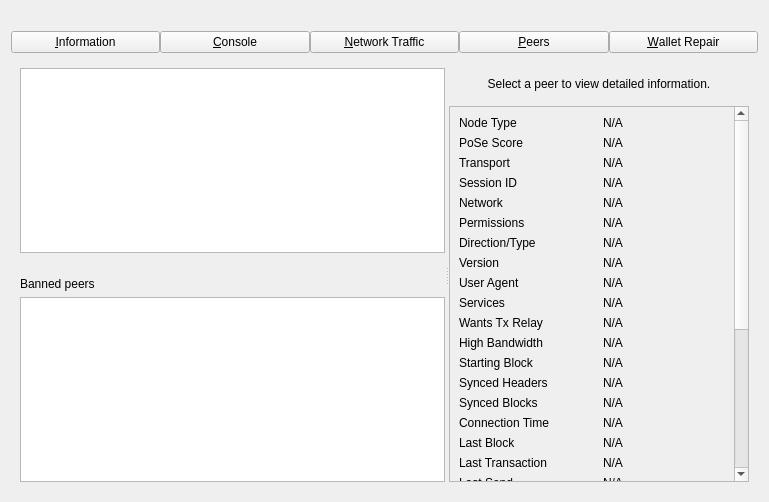
Before: the Qt Designer form src/qt/forms/debugwindow.ui in gogryphon/gryphoonmoon, drawn with Qt 5.
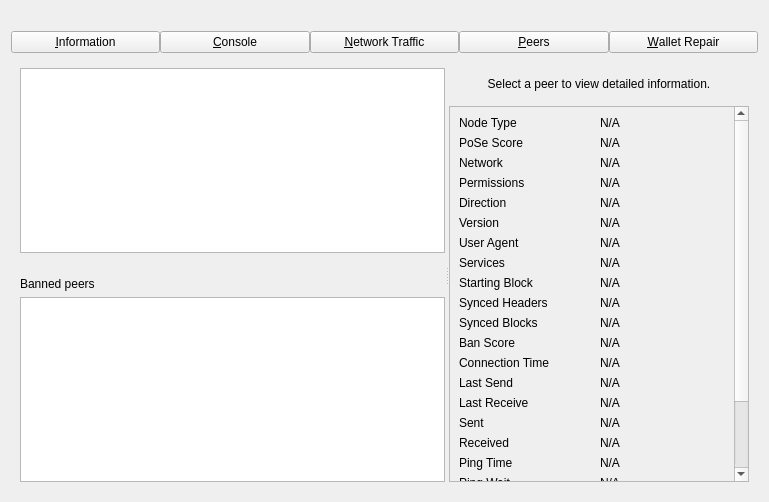
After: the same form once the commit is applied. The open tabs and pages were chosen to show the change. Custom widgets are drawn as their Qt base class.

The edit to the form file:
```diff
--- a/src/qt/forms/debugwindow.ui
+++ b/src/qt/forms/debugwindow.ui
@@ -977,58 +977,6 @@
                 </widget>
                </item>
                <item row="2" column="0">
-                <widget class="QLabel" name="peerTransportTypeLabel">
-                 <property name="toolTip">
-                  <string>The transport layer version: %1</string>
-                 </property>
-                 <property name="text">
-                  <string>Transport</string>
-                 </property>
-                </widget>
-               </item>
-               <item row="2" column="2">
-                <widget class="QLabel" name="peerTransportType">
-                 <property name="cursor">
-                  <cursorShape>IBeamCursor</cursorShape>
-                 </property>
-                 <property name="text">
-                  <string>N/A</string>
-                 </property>
-                 <property name="textFormat">
-                  <enum>Qt::PlainText</enum>
-                 </property>
-                 <property name="textInteractionFlags">
-                  <set>Qt::LinksAccessibleByMouse|Qt::TextSelectableByKeyboard|Qt::TextSelectableByMouse</set>
-                 </property>
-                </widget>
-               </item>
-               <item row="3" column="0">
-                <widget class="QLabel" name="peerSessionIdLabel">
-                 <property name="toolTip">
-                  <string>The BIP324 session ID string in hex.</string>
-                 </property>
-                 <property name="text">
-                  <string>Session ID</string>
-                 </property>
-                </widget>
-               </item>
-               <item row="3" column="2">
-                <widget class="QLabel" name="peerSessionId">
-                 <property name="cursor">
-                  <cursorShape>IBeamCursor</cursorShape>
-                 </property>
-                 <property name="text">
-                  <string>N/A</string>
-                 </property>
-                 <property name="textFormat">
-                  <enum>Qt::PlainText</enum>
-                 </property>
-                 <property name="textInteractionFlags">
-                  <set>Qt::LinksAccessibleByMouse|Qt::TextSelectableByKeyboard|Qt::TextSelectableByMouse</set>
-                 </property>
-                </widget>
-               </item>
-               <item row="4" column="0">
                 <widget class="QLabel" name="peerNetworkLabel">
                  <property name="toolTip">
                   <string>The network protocol this peer is connected through: IPv4, IPv6, Onion, I2P, or CJDNS.</string>
@@ -1038,7 +986,7 @@
                  </property>
                 </widget>
                </item>
-               <item row="4" column="2">
+               <item row="2" column="2">
                 <widget class="QLabel" name="peerNetwork">
                  <property name="cursor">
                   <cursorShape>IBeamCursor</cursorShape>
@@ -1054,14 +1002,14 @@
                  </property>
                 </widget>
                </item>
-               <item row="5" column="0">
+               <item row="3" column="0">
                 <widget class="QLabel" name="label_30">
                  <property name="text">
                   <string>Permissions</string>
                  </property>
                 </widget>
                </item>
-               <item row="5" column="2">
+               <item row="3" column="2">
                 <widget class="QLabel" name="peerPermissions">
                  <property name="cursor">
                   <cursorShape>IBeamCursor</cursorShape>
@@ -1077,18 +1025,15 @@
                  </property>
                 </widget>
                </item>
-               <item row="6" column="0">
-               <widget class="QLabel" name="peerConnectionTypeLabel">
-                 <property name="toolTip">
-                   <string>The direction and type of peer connection: %1</string>
-                 </property>
+               <item row="4" column="0">
+                <widget class="QLabel" name="label_23">
                  <property name="text">
-                  <string>Direction/Type</string>
+                  <string>Direction</string>
                  </property>
                 </widget>
                </item>
-               <item row="6" column="2">
-                <widget class="QLabel" name="peerConnectionType">
+               <item row="4" column="2">
+                <widget class="QLabel" name="peerDirection">
                  <property name="cursor">
                   <cursorShape>IBeamCursor</cursorShape>
                  </property>
@@ -1103,14 +1048,14 @@
                  </property>
                 </widget>
                </item>
-               <item row="7" column="0">
+               <item row="5" column="0">
                 <widget class="QLabel" name="label_21">
                  <property name="text">
                   <string>Version</string>
                  </property>
                 </widget>
                </item>
-               <item row="7" column="2">
+               <item row="5" column="2">
                 <widget class="QLabel" name="peerVersion">
                  <property name="cursor">
                   <cursorShape>IBeamCursor</cursorShape>
@@ -1126,14 +1071,14 @@
                  </property>
                 </widget>
                </item>
-               <item row="8" column="0">
+               <item row="6" column="0">
                 <widget class="QLabel" name="label_28">
                  <property name="text">
                   <string>User Agent</string>
                  </property>
                 </widget>
                </item>
-               <item row="8" column="2">
+               <item row="6" column="2">
                 <widget class="QLabel" name="peerSubversion">
                  <property name="cursor">
                   <cursorShape>IBeamCursor</cursorShape>
@@ -1152,14 +1097,14 @@
                  </property>
                 </widget>
                </item>
-               <item row="9" column="0">
+               <item row="7" column="0">
                 <widget class="QLabel" name="label_4">
                  <property name="text">
                   <string>Services</string>
                  </property>
                 </widget>
                </item>
-               <item row="9" column="2">
+               <item row="7" column="2">
                 <widget class="QLabel" name="peerServices">
                  <property name="cursor">
                   <cursorShape>IBeamCursor</cursorShape>
@@ -1175,66 +1120,14 @@
                  </property>
                 </widget>
                </item>
-               <item row="10" column="0">
-                <widget class="QLabel" name="peerRelayTxesLabel">
-                 <property name="toolTip">
-                  <string>Whether the peer requested us to relay transactions.</string>
-                 </property>
-                 <property name="text">
-                  <string>Wants Tx Relay</string>
-                 </property>
-                </widget>
-               </item>
-               <item row="10" column="2">
-                <widget class="QLabel" name="peerRelayTxes">
-                 <property name="cursor">
-                  <cursorShape>IBeamCursor</cursorShape>
-                 </property>
-                 <property name="text">
-                  <string>N/A</string>
-                 </property>
-                 <property name="textFormat">
-                  <enum>Qt::PlainText</enum>
-                 </property>
-                 <property name="textInteractionFlags">
-                  <set>Qt::LinksAccessibleByMouse|Qt::TextSelectableByKeyboard|Qt::TextSelectableByMouse</set>
-                 </property>
-                </widget>
-               </item>
-               <item row="11" column="0">
-                <widget class="QLabel" name="peerHighBandwidthLabel">
-                 <property name="toolTip">
-                  <string>High bandwidth BIP152 compact block relay: %1</string>
-                 </property>
-                 <property name="text">
-                  <string>High Bandwidth</string>
-                 </property>
-                </widget>
-               </item>
-               <item row="11" column="2">
-                <widget class="QLabel" name="peerHighBandwidth">
-                 <property name="cursor">
-                  <cursorShape>IBeamCursor</cursorShape>
-                 </property>
-                 <property name="text">
-                  <string>N/A</string>
-                 </property>
-                 <property name="textFormat">
-                  <enum>Qt::PlainText</enum>
-                 </property>
-                 <property name="textInteractionFlags">
-                  <set>Qt::LinksAccessibleByMouse|Qt::TextSelectableByKeyboard|Qt::TextSelectableByMouse</set>
-                 </property>
-                </widget>
-               </item>
-               <item row="12" column="0">
+               <item row="8" column="0">
                 <widget class="QLabel" name="label_29">
                  <property name="text">
                   <string>Starting Block</string>
                  </property>
                 </widget>
                </item>
-               <item row="12" column="2">
+               <item row="8" column="2">
                 <widget class="QLabel" name="peerHeight">
                  <property name="cursor">
                   <cursorShape>IBeamCursor</cursorShape>
@@ -1250,14 +1143,14 @@
                  </property>
                 </widget>
                </item>
-               <item row="13" column="0">
+               <item row="9" column="0">
                 <widget class="QLabel" name="label_27">
                  <property name="text">
                   <string>Synced Headers</string>
                  </property>
                 </widget>
                </item>
-               <item row="13" column="2">
+               <item row="9" column="2">
                 <widget class="QLabel" name="peerSyncHeight">
                  <property name="cursor">
                   <cursorShape>IBeamCursor</cursorShape>
@@ -1273,14 +1166,14 @@
                  </property>
                 </widget>
                </item>
-               <item row="14" column="0">
+               <item row="10" column="0">
                 <widget class="QLabel" name="label_25">
                  <property name="text">
                   <string>Synced Blocks</string>
                  </property>
                 </widget>
                </item>
-               <item row="14" column="2">
+               <item row="10" column="2">
                 <widget class="QLabel" name="peerCommonHeight">
                  <property name="cursor">
                   <cursorShape>IBeamCursor</cursorShape>
@@ -1296,14 +1189,37 @@
                  </property>
                 </widget>
                </item>
-               <item row="15" column="0">
+               <item row="11" column="0">
+                <widget class="QLabel" name="label_24">
+                 <property name="text">
+                  <string>Ban Score</string>
+                 </property>
+                </widget>
+               </item>
+               <item row="11" column="2">
+                <widget class="QLabel" name="peerBanScore">
+                 <property name="cursor">
+                  <cursorShape>IBeamCursor</cursorShape>
+                 </property>
+                 <property name="text">
+                  <string>N/A</string>
+                 </property>
+                 <property name="textFormat">
+                  <enum>Qt::PlainText</enum>
+                 </property>
+                 <property name="textInteractionFlags">
+                  <set>Qt::LinksAccessibleByMouse|Qt::TextSelectableByKeyboard|Qt::TextSelectableByMouse</set>
+                 </property>
+                </widget>
+               </item>
+               <item row="12" column="0">
                 <widget class="QLabel" name="label_22">
                  <property name="text">
                   <string>Connection Time</string>
                  </property>
                 </widget>
                </item>
-               <item row="15" column="2">
+               <item row="12" column="2">
                 <widget class="QLabel" name="peerConnTime">
                  <property name="cursor">
                   <cursorShape>IBeamCursor</cursorShape>
@@ -1319,66 +1235,14 @@
                  </property>
                 </widget>
                </item>
-               <item row="16" column="0">
-                <widget class="QLabel" name="peerLastBlockLabel">
-                 <property name="toolTip">
-                  <string>Elapsed time since a novel block passing initial validity checks was received from this peer.</string>
-                 </property>
-                 <property name="text">
-                  <string>Last Block</string>
-                 </property>
-                </widget>
-               </item>
-               <item row="16" column="2">
-                <widget class="QLabel" name="peerLastBlock">
-                 <property name="cursor">
-                  <cursorShape>IBeamCursor</cursorShape>
-                 </property>
-                 <property name="text">
-                  <string>N/A</string>
-                 </property>
-                 <property name="textFormat">
-                  <enum>Qt::PlainText</enum>
-                 </property>
-                 <property name="textInteractionFlags">
-                  <set>Qt::LinksAccessibleByMouse|Qt::TextSelectableByKeyboard|Qt::TextSelectableByMouse</set>
-                 </property>
-                </widget>
-               </item>
-               <item row="17" column="0">
-                <widget class="QLabel" name="peerLastTxLabel">
-                 <property name="toolTip">
-                  <string extracomment="Tooltip text for the Last Transaction field in the peer details area.">Elapsed time since a novel transaction accepted into our mempool was received from this peer.</string>
-                 </property>
-                 <property name="text">
-                  <string>Last Transaction</string>
-                 </property>
-                </widget>
-               </item>
-               <item row="17" column="2">
-                <widget class="QLabel" name="peerLastTx">
-                 <property name="cursor">
-                  <cursorShape>IBeamCursor</cursorShape>
-                 </property>
-                 <property name="text">
-                  <string>N/A</string>
-                 </property>
-                 <property name="textFormat">
-                  <enum>Qt::PlainText</enum>
-                 </property>
-                 <property name="textInteractionFlags">
-                  <set>Qt::LinksAccessibleByMouse|Qt::TextSelectableByKeyboard|Qt::TextSelectableByMouse</set>
-                 </property>
-                </widget>
-               </item>
-               <item row="18" column="0">
+               <item row="13" column="0">
                 <widget class="QLabel" name="label_15">
                  <property name="text">
                   <string>Last Send</string>
                  </property>
                 </widget>
                </item>
-               <item row="18" column="2">
+               <item row="13" column="2">
                 <widget class="QLabel" name="peerLastSend">
                  <property name="cursor">
                   <cursorShape>IBeamCursor</cursorShape>
@@ -1394,14 +1258,14 @@
                  </property>
                 </widget>
                </item>
-               <item row="19" column="0">
+               <item row="14" column="0">
                 <widget class="QLabel" name="label_19">
                  <property name="text">
                   <string>Last Receive</string>
                  </property>
                 </widget>
                </item>
-               <item row="19" column="2">
+               <item row="14" column="2">
                 <widget class="QLabel" name="peerLastRecv">
                  <property name="cursor">
                   <cursorShape>IBeamCursor</cursorShape>
@@ -1417,14 +1281,14 @@
                  </property>
                 </widget>
                </item>
-               <item row="20" column="0">
+               <item row="15" column="0">
                 <widget class="QLabel" name="label_18">
                  <property name="text">
                   <string>Sent</string>
                  </property>
                 </widget>
                </item>
-               <item row="20" column="2">
+               <item row="15" column="2">
                 <widget class="QLabel" name="peerBytesSent">
                  <property name="cursor">
                   <cursorShape>IBeamCursor</cursorShape>
@@ -1440,14 +1304,14 @@
                  </property>
                 </widget>
                </item>
-               <item row="21" column="0">
+               <item row="16" column="0">
                 <widget class="QLabel" name="label_20">
                  <property name="text">
                   <string>Received</string>
                  </property>
                 </widget>
                </item>
-               <item row="21" column="2">
+               <item row="16" column="2">
                 <widget class="QLabel" name="peerBytesRecv">
                  <property name="cursor">
                   <cursorShape>IBeamCursor</cursorShape>
@@ -1463,14 +1327,14 @@
                  </property>
                 </widget>
                </item>
-               <item row="22" column="0">
+               <item row="17" column="0">
                 <widget class="QLabel" name="label_26">
                  <property name="text">
                   <string>Ping Time</string>
                  </property>
                 </widget>
                </item>
-               <item row="22" column="2">
+               <item row="17" column="2">
                 <widget class="QLabel" name="peerPingTime">
                  <property name="cursor">
                   <cursorShape>IBeamCursor</cursorShape>
@@ -1486,7 +1350,7 @@
                  </property>
                 </widget>
                </item>
-               <item row="23" column="0">
+               <item row="18" column="0">
                 <widget class="QLabel" name="peerPingWaitLabel">
                  <property name="toolTip">
                   <string>The duration of a currently outstanding ping.</string>
@@ -1496,7 +1360,7 @@
                  </property>
                 </widget>
                </item>
-               <item row="23" column="2">
+               <item row="18" column="2">
                 <widget class="QLabel" name="peerPingWait">
                  <property name="cursor">
                   <cursorShape>IBeamCursor</cursorShape>
@@ -1584,85 +1448,7 @@
                  </property>
                 </widget>
                </item>
-               <item row="27" column="0">
-                <widget class="QLabel" name="peerAddrRelayEnabledLabel">
-                 <property name="toolTip">
-                  <string extracomment="Tooltip text for the Address Relay field in the peer details area, which displays whether we relay addresses to this peer (Yes/No).">Whether we relay addresses to this peer.</string>
-                 </property>
-                 <property name="text">
-                  <string extracomment="Text title for the Address Relay field in the peer details area, which displays whether we relay addresses to this peer (Yes/No).">Address Relay</string>
-                 </property>
-                </widget>
-               </item>
-               <item row="27" column="2">
-                <widget class="QLabel" name="peerAddrRelayEnabled">
-                 <property name="cursor">
-                  <cursorShape>IBeamCursor</cursorShape>
-                 </property>
-                 <property name="text">
-                  <string>N/A</string>
-                 </property>
-                 <property name="textFormat">
-                  <enum>Qt::PlainText</enum>
-                 </property>
-                 <property name="textInteractionFlags">
-                  <set>Qt::LinksAccessibleByMouse|Qt::TextSelectableByKeyboard|Qt::TextSelectableByMouse</set>
-                 </property>
-                </widget>
-               </item>
-               <item row="28" column="0">
-                <widget class="QLabel" name="peerAddrProcessedLabel">
-                 <property name="toolTip">
-                  <string extracomment="Tooltip text for the Addresses Processed field in the peer details area, which displays the total number of addresses received from this peer that were processed (excludes addresses that were dropped due to rate-limiting).">The total number of addresses received from this peer that were processed (excludes addresses that were dropped due to rate-limiting).</string>
-                 </property>
-                 <property name="text">
-                  <string extracomment="Text title for the Addresses Processed field in the peer details area, which displays the total number of addresses received from this peer that were processed (excludes addresses that were dropped due to rate-limiting).">Addresses Processed</string>
-                 </property>
-                </widget>
-               </item>
-               <item row="28" column="2">
-                <widget class="QLabel" name="peerAddrProcessed">
-                 <property name="cursor">
-                  <cursorShape>IBeamCursor</cursorShape>
-                 </property>
-                 <property name="text">
-                  <string>N/A</string>
-                 </property>
-                 <property name="textFormat">
-                  <enum>Qt::PlainText</enum>
-                 </property>
-                 <property name="textInteractionFlags">
-                  <set>Qt::LinksAccessibleByMouse|Qt::TextSelectableByKeyboard|Qt::TextSelectableByMouse</set>
-                 </property>
-                </widget>
-               </item>
-               <item row="29" column="0">
-                <widget class="QLabel" name="peerAddrRateLimitedLabel">
-                 <property name="toolTip">
-                  <string extracomment="Tooltip text for the Addresses Rate-Limited field in the peer details area, which displays the total number of addresses received from this peer that were dropped (not processed) due to rate-limiting.">The total number of addresses received from this peer that were dropped (not processed) due to rate-limiting.</string>
-                 </property>
-                 <property name="text">
-                  <string extracomment="Text title for the Addresses Rate-Limited field in the peer details area, which displays the total number of addresses received from this peer that were dropped (not processed) due to rate-limiting.">Addresses Rate-Limited</string>
-                 </property>
-                </widget>
-               </item>
-               <item row="29" column="2">
-                <widget class="QLabel" name="peerAddrRateLimited">
-                 <property name="cursor">
-                  <cursorShape>IBeamCursor</cursorShape>
-                 </property>
-                 <property name="text">
-                  <string>N/A</string>
-                 </property>
-                 <property name="textFormat">
-                  <enum>Qt::PlainText</enum>
-                 </property>
-                 <property name="textInteractionFlags">
-                  <set>Qt::LinksAccessibleByMouse|Qt::TextSelectableByKeyboard|Qt::TextSelectableByMouse</set>
-                 </property>
-                </widget>
-               </item>
-               <item row="30" column="0">
+               <item row="22" column="0">
                 <spacer name="verticalSpacer_3">
                  <property name="orientation">
                   <enum>Qt::Vertical</enum>
```
Left out of the diff: 14 changed lines with no effect on the pictures.
